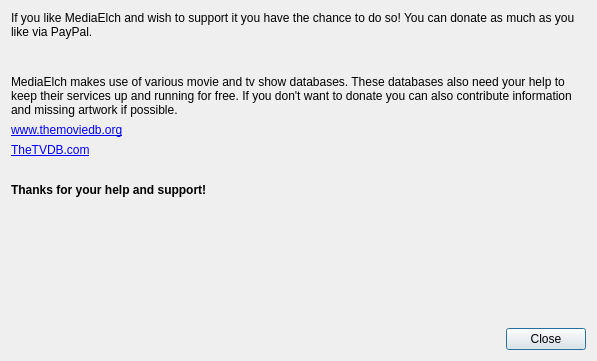
The window that support/SupportDialog.ui (Komet/MediaElch) describes before a commit, drawn with Qt 5.
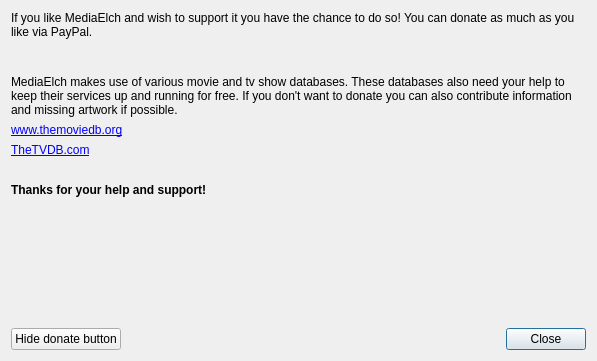
The same window after the commit. Icons and pictures are not drawn.

Commit message: Fixes #7 Option to hide donate button

What changed in the file:
```diff
--- a/support/SupportDialog.ui
+++ b/support/SupportDialog.ui
@@ -143,6 +143,16 @@
    </item>
    <item>
     <layout class="QHBoxLayout" name="horizontalLayout">
+     <item>
+      <widget class="QPushButton" name="btnAlreadyDonated">
+       <property name="text">
+        <string>Hide donate button</string>
+       </property>
+       <property name="autoDefault">
+        <bool>false</bool>
+       </property>
+      </widget>
+     </item>
      <item>
       <spacer name="horizontalSpacer">
        <property name="orientation">
```
The commit also changes 6 other files.
